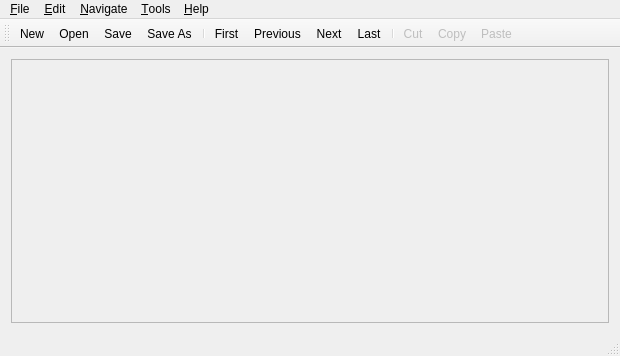
First picture: the form in kcsvedmain.ui, repository wd5gnr/kcsved, before the edit.
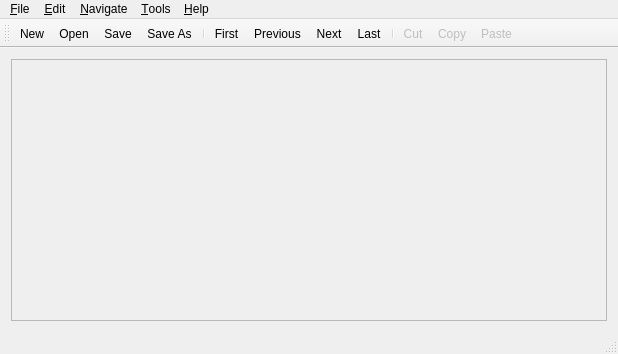
Second picture: the form after the edit. Icons and pictures are not drawn.

The edit to the form file:
```diff
--- a/kcsvedmain.ui
+++ b/kcsvedmain.ui
@@ -7,8 +7,8 @@
    <rect>
     <x>0</x>
     <y>0</y>
-    <width>620</width>
-    <height>356</height>
+    <width>618</width>
+    <height>354</height>
    </rect>
   </property>
   <property name="windowTitle">
@@ -30,8 +30,8 @@
         <rect>
          <x>0</x>
          <y>0</y>
-         <width>604</width>
-         <height>256</height>
+         <width>602</width>
+         <height>254</height>
         </rect>
        </property>
        <layout class="QGridLayout" name="gridLayout_2">
@@ -57,7 +57,7 @@
     <rect>
      <x>0</x>
      <y>0</y>
-     <width>620</width>
+     <width>618</width>
      <height>21</height>
     </rect>
    </property>
```
Left out of the diff: 2 changed lines with no effect on the pictures.
